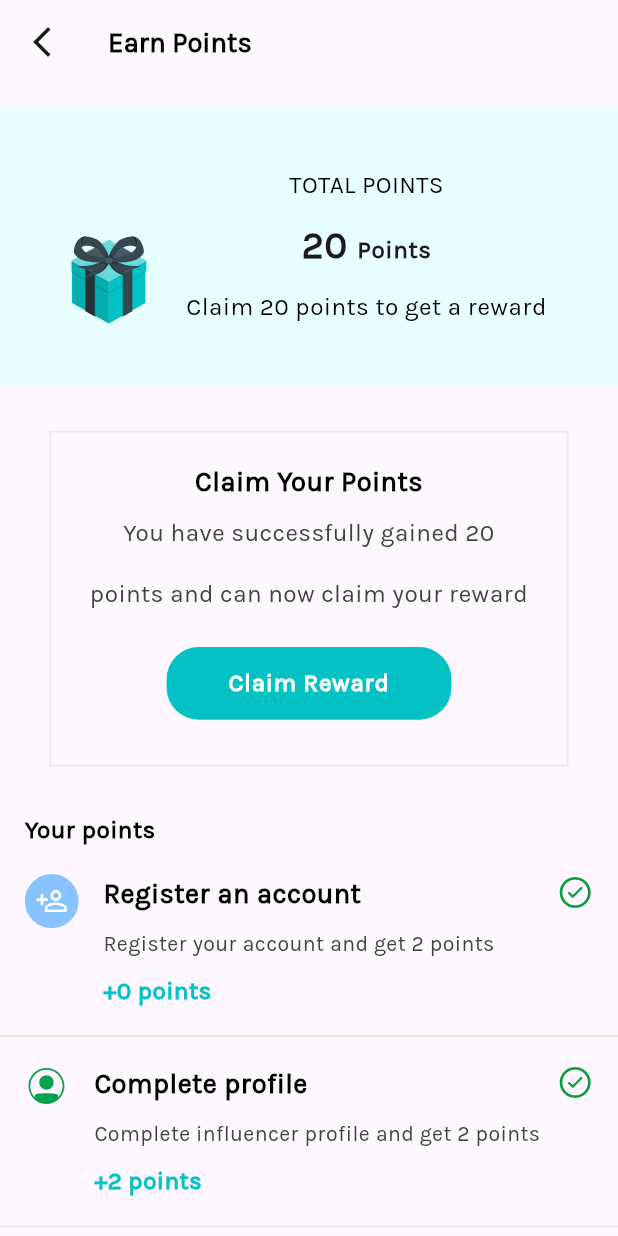
After one commit to JesseZeph/flymedia, a Flutter app: the PointsCenter screen opened directly, on a phone screen of 412 x 824 dp. The commit adds this screen. Run offline on Flutter 3.47's test engine with Material 3 defaults, Android fonts, the phone set to English and light mode, and no system bars; our stand-ins replace cloud_firestore, easy_refresh, file_picker, firebase_auth, firebase_core, firebase_storage and 22 more; missing offline and left inert: background_downloader, dart_jsonwebtoken, face_camera, flutter_tawk, overlay_tooltip; accounts and stored records are empty; network calls fail; project files that could hold a hidden picture were left out.

Commit message:
points system ui

```diff
--- a/lib/constants/colors.dart
+++ b/lib/constants/colors.dart
@@ -13,6 +13,7 @@ class AppColors {
   static const Color cardColor2 = Color(0xFFE6D4FF);
   static const purplePatch = Color(0xFFA45EFF);
   static const green = Color(0XFF3c4B40);
+  static const blueeTint = Color(0XFFB6DBFF);
 
   static const Color mainTextColor = Color(0xFF2D2F34);
   static const Color lightHintTextColor = Color(0xFFAEAEAE);
--- a/lib/src/authentication/components/roundedbutton.dart
+++ b/lib/src/authentication/components/roundedbutton.dart
@@ -25,7 +25,7 @@ class RoundedButtonWidget extends StatelessWidget {
           style: Theme.of(context).textTheme.bodySmall?.copyWith(
               color: Colors.white,
               fontWeight: FontWeight.w700,
-              fontSize: 12.sp),
+              fontSize: 16.sp),
         ),
       ),
     );
--- a/lib/src/clientdashboard/dashboardPages/menu.dart
+++ b/lib/src/clientdashboard/dashboardPages/menu.dart
@@ -67,6 +67,7 @@ class Menu extends StatelessWidget {
                   )
                 ],
               )),
-            ));
+            ),
+          );
   }
 }
--- a/lib/src/influencerDashboard/screens/influencer_menu.dart
+++ b/lib/src/influencerDashboard/dashboardPages/influencer_menu.dart
@@ -7,6 +7,7 @@ import 'package:flymedia_app/providers/profile_provider.dart';
 import 'package:flymedia_app/src/influencerDashboard/contracts/account_display.dart';
 import 'package:flymedia_app/src/influencerDashboard/contracts/account_information.dart';
 import 'package:flymedia_app/src/influencerDashboard/contracts/contracts_list.dart';
+import 'package:flymedia_app/src/influencerDashboard/screens/points_center.dart';
 import 'package:flymedia_app/src/search/widget/custom_field.dart';
 import 'package:flymedia_app/utils/modal.dart';
 import 'package:flymedia_app/utils/widgets/subscription_info.dart';
@@ -87,7 +88,22 @@ class _InfluencerMenuState extends State<InfluencerMenu> {
                                   '',
                             ));
                       },
-                    )
+                    ),
+                    SizedBox(
+                      height: 25.h,
+                    ),
+                    SubscriptionInfo(
+                      containerColor: AppColors.blueeTint,
+                      headerText: 'Earn Points',
+                      subText:
+                          'Earn points and unlock fun rewards\nas you engage with our platform.',
+                      imageUrl: 'assets/images/gift-box.svg',
+                      buttonText: 'My points',
+                      buttonColor: AppColors.dialogBlue,
+                      onTap: () {
+                        Get.to(() => const PointsCenter());
+                      },
+                    ),
                   ],
                 ),
               ),
--- a/lib/src/influencerDashboard/influencer_homepage.dart
+++ b/lib/src/influencerDashboard/influencer_homepage.dart
@@ -7,7 +7,7 @@ import 'package:flymedia_app/providers/profile_provider.dart';
 import 'package:flymedia_app/src/influencerDashboard/dashboardPages/campaignpage.dart';
 import 'package:flymedia_app/src/influencerDashboard/dashboardPages/messagespage.dart';
 import 'package:flymedia_app/src/influencerDashboard/dashboardPages/profile.dart';
-import 'package:flymedia_app/src/influencerDashboard/screens/influencer_menu.dart';
+import 'package:flymedia_app/src/influencerDashboard/dashboardPages/influencer_menu.dart';
 import 'package:flymedia_app/utils/extensions/context_extension.dart';
 import 'package:overlay_tooltip/overlay_tooltip.dart';
 import 'package:provider/provider.dart';
--- /dev/null
+++ b/lib/src/influencerDashboard/screens/points_center.dart
@@ -0,0 +1,247 @@
+import 'package:flutter/cupertino.dart';
+import 'package:flutter/material.dart';
+import 'package:flutter_screenutil/flutter_screenutil.dart';
+import 'package:flutter_svg/svg.dart';
+import 'package:flymedia_app/constants/colors.dart';
+import 'package:flymedia_app/src/authentication/components/animated_button.dart';
+import 'package:flymedia_app/src/authentication/components/roundedbutton.dart';
+import 'package:flymedia_app/utils/widgets/custom_text.dart';
+import 'package:get/get.dart';
+
+class PointsCenter extends StatefulWidget {
+  const PointsCenter({super.key});
+
+  @override
+  State<PointsCenter> createState() => _PointsCenterState();
+}
+
+class _PointsCenterState extends State<PointsCenter> {
+  @override
+  Widget build(BuildContext context) {
+    return Scaffold(
+      appBar: AppBar(
+        leading: IconButton(
+          icon: const Icon(Icons.arrow_back_ios_new),
+          onPressed: () => Get.back(),
+        ),
+        title: const CustomKarlaText(
+          text: 'Earn Points',
+          size: 18,
+          weight: FontWeight.w700,
+        ),
+      ),
+      body: Center(
+        child: ListView(
+          children: [
+            Padding(
+              padding: EdgeInsets.only(top: 15.h),
+              child: Container(
+                width: Get.width,
+                padding: EdgeInsets.symmetric(horizontal: 20.w, vertical: 40.h),
+                color: AppColors.lightMain,
+                child: Row(
+                  mainAxisAlignment: MainAxisAlignment.spaceEvenly,
+                  crossAxisAlignment: CrossAxisAlignment.end,
+                  children: [
+                    SvgPicture.asset(
+                      'assets/images/amico.svg',
+                      fit: BoxFit.cover,
+                    ),
+                    Column(
+                      children: [
+                        const CustomKarlaText(
+                          text: 'TOTAL POINTS',
+                          size: 16,
+                          weight: FontWeight.w500,
+                        ),
+                        SizedBox(
+                          height: 12.h,
+                        ),
+                        Text.rich(
+                          TextSpan(
+                              text: '20 ',
+                              style: Theme.of(context)
+                                  .textTheme
+                                  .bodySmall
+                                  ?.copyWith(
+                                      fontSize: 25.sp,
+                                      fontWeight: FontWeight.w700),
+                              children: <TextSpan>[
+                                TextSpan(
+                                    text: 'Points',
+                                    style: Theme.of(context)
+                                        .textTheme
+                                        .bodySmall
+                                        ?.copyWith(
+                                            fontSize: 16.sp,
+                                            fontWeight: FontWeight.w600)),
+                              ]),
+                        ),
+                        SizedBox(
+                          height: 12.h,
+                        ),
+                        const CustomKarlaText(
+                          text: 'Claim 20 points to get a reward',
+                          size: 16,
+                          weight: FontWeight.w500,
+                        )
+                      ],
+                    ),
+                  ],
+                ),
+              ),
+            ),
+            Padding(
+              padding: EdgeInsets.symmetric(vertical: 30.h, horizontal: 30.w),
+              child: Container(
+                width: Get.width,
+                padding: EdgeInsets.only(
+                    left: 20.w, right: 20.w, top: 20, bottom: 15),
+                decoration: BoxDecoration(
+                  border: Border.all(
+                    width: 1.2,
+                    color: AppColors.lightHintTextColor.withOpacity(0.2),
+                  ),
+                ),
+                child: Column(
+                  children: [
+                    const CustomKarlaText(
+                      text: 'Claim Your Points',
+                      size: 18,
+                      weight: FontWeight.w700,
+                    ),
+                    const CustomKarlaText(
+                      text:
+                          'You have successfully gained 20 points and can now claim your reward',
+                      size: 16,
+                      height: 2.5,
+                      weight: FontWeight.w500,
+                      color: AppColors.hintTextColor,
+                    ),
+                    Padding(
+                      padding:
+                          EdgeInsets.symmetric(horizontal: 50.w, vertical: 15),
+                      child: AnimatedButton(
+                          onTap: () {},
+                          child:
+                              const RoundedButtonWidget(title: 'Claim Reward')),
+                    )
+                  ],
+                ),
+              ),
+            ),
+            Padding(
+              padding: EdgeInsets.symmetric(horizontal: 15.w),
+              child: const CustomKarlaText(
+                text: 'Your points',
+                size: 16,
+                weight: FontWeight.w700,
+                align: TextAlign.left,
+              ),
+            ),
+            const PointsTileWidget(
+              imageUrl: 'assets/images/p1.svg',
+              firstText: 'Register an account',
+              secondText: 'Register your account and get 2 points',
+              thirdText: '+0 points',
+              icon: CupertinoIcons.checkmark_alt_circle,
+            ),
+            const PointsTileWidget(
+              imageUrl: 'assets/images/p2.svg',
+              firstText: 'Complete profile',
+              secondText: 'Complete influencer profile and get 2 points',
+              thirdText: '+2 points',
+              icon: CupertinoIcons.checkmark_alt_circle,
+            ),
+            const PointsTileWidget(
+              imageUrl: 'assets/images/p3.svg',
+              firstText: 'Complete one campaign',
+              secondText: 'Complete one campaign and get 1 point',
+              thirdText: '+1 points',
+              icon: CupertinoIcons.checkmark_alt_circle,
+            ),
+            const PointsTileWidget(
+              imageUrl: 'assets/images/p4.svg',
+              firstText: 'Complete five campaigns',
+              secondText: 'Complete five campaigns and get 8 points',
+              thirdText: '+8 points',
+              icon: CupertinoIcons.checkmark_alt_circle,
+            ),
+          ],
+        ),
+      ),
+    );
+  }
+}
+
+class PointsTileWidget extends StatelessWidget {
+  final String imageUrl;
+  final String firstText;
+  final String secondText;
+  final String thirdText;
+  final IconData icon;
+
+  const PointsTileWidget({
+    Key? key,
+    required this.imageUrl,
+    required this.firstText,
+    required this.secondText,
+    required this.thirdText,
+    required this.icon,
+  }) : super(key: key);
+
+  @override
+  Widget build(BuildContext context) {
+    return Container(
+      padding: EdgeInsets.symmetric(vertical: 18.h, horizontal: 15.w),
+      width: Get.width,
+      decoration: BoxDecoration(
+        border: Border(
+          bottom: BorderSide(
+            width: 1,
+            color: AppColors.lightHintTextColor.withOpacity(0.3),
+          ),
+        ),
+      ),
+      child: Row(
+        crossAxisAlignment: CrossAxisAlignment.start,
+        children: [
+          SvgPicture.asset(
+            imageUrl,
+            fit: BoxFit.cover,
+          ),
+          SizedBox(width: 15.w),
+          Expanded(
+            child: Column(
+              crossAxisAlignment: CrossAxisAlignment.start,
+              children: [
+                CustomKarlaText(
+                  text: firstText,
+                  size: 18,
+                  weight: FontWeight.w700,
+                ),
+                SizedBox(height: 10.h),
+                CustomKarlaText(
+                  text: secondText,
+                  color: AppColors.hintTextColor,
+                  size: 14,
+                ),
+                SizedBox(height: 10.h),
+                CustomKarlaText(
+                  text: thirdText,
+                  color: AppColors.mainColor,
+                  size: 16,
+                  weight: FontWeight.w600,
+                ),
+              ],
+            ),
+          ),
+          Icon(
+            icon,
+            color: AppColors.greenTick,
+          )
+        ],
+      ),
+    );
+  }
+}
--- a/lib/utils/widgets/custom_text.dart
+++ b/lib/utils/widgets/custom_text.dart
@@ -10,13 +10,15 @@ class CustomKarlaText extends StatelessWidget {
       this.weight,
       this.color,
       this.align,
-      this.overflow});
+      this.overflow,
+      this.height});
   final String text;
   final double? size;
   final FontWeight? weight;
   final Color? color;
   final TextAlign? align;
   final TextOverflow? overflow;
+  final double? height;
 
   @override
   Widget build(BuildContext context) {
@@ -25,10 +27,10 @@ class CustomKarlaText extends StatelessWidget {
       textAlign: align ?? TextAlign.center,
       overflow: overflow ?? TextOverflow.clip,
       style: GoogleFonts.karla(
-        fontSize: size?.sp ?? 12.sp,
-        fontWeight: weight ?? FontWeight.normal,
-        color: color ?? Colors.black,
-      ),
+          fontSize: size?.sp ?? 12.sp,
+          fontWeight: weight ?? FontWeight.normal,
+          color: color ?? Colors.black,
+          height: height),
       softWrap: true,
     );
   }
```
Also changed, not shown: assets/images/amico.svg (added), assets/images/gift-box.svg (added), assets/images/gift/amico.png (added), assets/images/p1.svg (added), assets/images/p2.svg (added), assets/images/p3.svg (added), assets/images/p4.svg (added).
